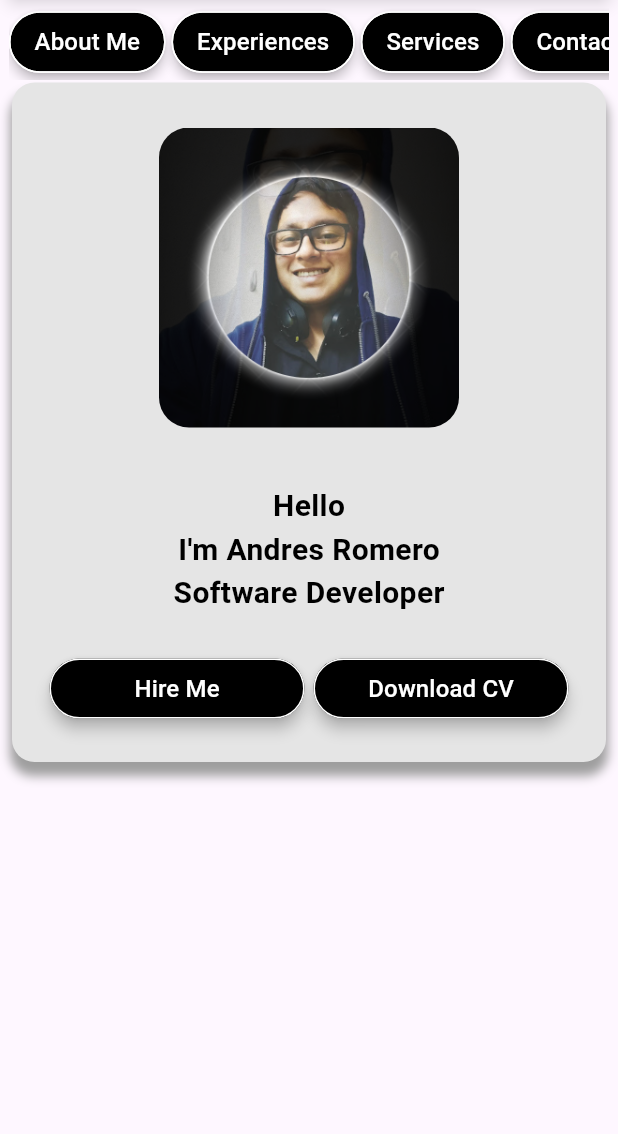
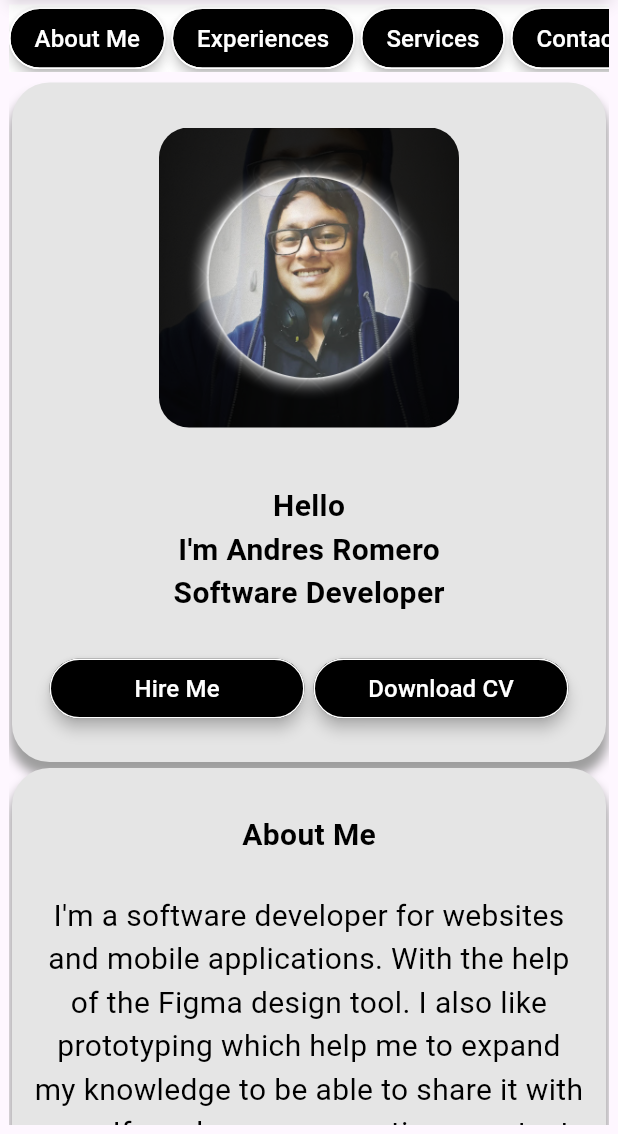
Before and after one commit to arromero4/arromero_flutter_portfolio, a Flutter app: the screen it shows after launch, after a tap on "Hire Me", on a phone screen of 412 x 824 dp, the part 102-1236 px from its top. Run offline on Flutter 3.47's test engine with Material 3 defaults, Android fonts, the light colour scheme and no system bars.

Commit message:
Added: work experience widget Refactor: home_page, about_me, component_list, intro widgets

```diff
--- a/lib/pages/home_page.dart
+++ b/lib/pages/home_page.dart
@@ -58,6 +58,6 @@ class HomePage extends StatefulWidget {
 class _HomePageState extends State<HomePage> {
   @override
   Widget build(BuildContext context) {
-    return ComponentList();
+    return const ComponentList();
   }
 }
--- a/lib/widgets/component_list.dart
+++ b/lib/widgets/component_list.dart
@@ -2,25 +2,33 @@ import 'package:flutter/material.dart';
 import 'package:flutter_portfolio/widgets/about_me.dart';
 import 'package:flutter_portfolio/widgets/intro.dart';
 import 'package:flutter_portfolio/widgets/tags.dart';
+import 'package:flutter_portfolio/widgets/work_experience.dart';
 
 class ComponentList extends StatelessWidget {
-  ComponentList({super.key});
-
-  final List<Widget> widgets = [
-    const SizedBox(
-      height: 50,
-      child: MyTagsMenu(),
-    ),
-    const IntroWidget(),
-  ];
+  const ComponentList({super.key});
 
   @override
   Widget build(BuildContext context) {
-    return ListView.builder(
-      itemBuilder: (context, index) {
-        return widgets[index];
-      },
-      itemCount: widgets.length,
+    return Stack(
+      children: <Widget>[
+        Padding(
+          padding: const EdgeInsets.only(top: 50),
+          child: ListView(
+            children: const [
+              IntroWidget(),
+              AboutMeWidget(),
+              WorkExperience(),
+            ],
+          ),
+        ),
+        Positioned(
+          child: Container(
+            height: 45,
+            color: Colors.white,
+            child: const MyTagsMenu(),
+          ),
+        )
+      ],
     );
   }
 }
--- a/lib/widgets/intro.dart
+++ b/lib/widgets/intro.dart
@@ -8,18 +8,13 @@ class IntroWidget extends StatefulWidget {
 }
 
 class _IntroWidgetState extends State<IntroWidget> {
-  List<String> introButtons = [
-    'Hire Me',
-    'Download CV',
-  ];
-
   @override
   Widget build(BuildContext context) {
     return Container(
       margin: const EdgeInsets.all(2),
       decoration: BoxDecoration(
         color: const Color.fromRGBO(229, 229, 229, 1),
-        borderRadius: BorderRadius.circular(15),
+        borderRadius: BorderRadius.circular(25),
         boxShadow: const [
           BoxShadow(
             color: Colors.grey,
--- /dev/null
+++ b/lib/widgets/work_experience.dart
@@ -0,0 +1,102 @@
+import 'package:flutter/material.dart';
+
+class WorkExperience extends StatefulWidget {
+  const WorkExperience({super.key});
+
+  @override
+  State<WorkExperience> createState() => _WorkExperienceState();
+}
+
+class _WorkExperienceState extends State<WorkExperience> {
+  @override
+  Widget build(BuildContext context) {
+    return Container(
+      margin: const EdgeInsets.all(2),
+      decoration: BoxDecoration(
+        color: const Color.fromRGBO(229, 229, 229, 1),
+        borderRadius: BorderRadius.circular(25),
+        boxShadow: const [
+          BoxShadow(
+            color: Colors.grey,
+            spreadRadius: 1,
+            blurRadius: 5,
+            offset: Offset(0, 8),
+          ),
+        ],
+      ),
+      child: Column(
+        children: [
+          _buildTitle('Work Experience'),
+          const SizedBox(height: 8),
+          _buildItemExperience(
+              'Software Developer',
+              'Freelancer',
+              'Jan 2024 - Current',
+              'I am a highly motivated developer with a background in Data Structures and Algorithms, Flutter and React. My journey in programming started in 2021, and since then, I have been constantly improving my skills through self-directed learning. As a freelance developer specializing in the aforementioned technologies, I have been actively involved in the field since 2023, leveraging these powerful technologies to create applications. In addition to sharing my learning on social networks to bring knowledge to the community.'),
+          const SizedBox(height: 20),
+          _buildItemExperience(
+              'Construction and Maintenance Engineer Staff',
+              'Uninet S.A. de C.V.',
+              'May 2016 - Current',
+              'Create technical documentation, procedures and reports using my programming skills to deliver contractor invoices on time. Reduced time from 7 days to 1 day. Responsible for technical support and operation of Telmex branches providing internal services in CDMX, State of Mexico and Guerrero (+190 branches). Execute maintenance windows and interventions in coordination with contractors (2 to 4 people per activity). Effective communication with internal and external contractors. Preventive reviews of IT infrastructure to ensure service availability.'),
+        ],
+      ),
+    );
+  }
+}
+
+Widget _buildTitle(String text) {
+  return Padding(
+    padding: const EdgeInsets.fromLTRB(10, 30, 10, 10),
+    child: Text(
+      text,
+      style: const TextStyle(
+        fontSize: 20,
+        color: Colors.black,
+        fontWeight: FontWeight.bold,
+      ),
+    ),
+  );
+}
+
+Widget _buildItemExperience(
+    String title, String company, String date, String description) {
+  return Padding(
+    padding: const EdgeInsets.all(20.0),
+    child: RichText(
+      text: TextSpan(
+        children: <TextSpan>[
+          TextSpan(
+            text: '$title\n',
+            style: const TextStyle(
+              fontWeight: FontWeight.bold,
+              fontSize: 20,
+              color: Colors.black,
+            ),
+          ),
+          TextSpan(
+            text: '$company\n',
+            style: const TextStyle(
+              fontSize: 18,
+              color: Colors.black,
+            ),
+          ),
+          TextSpan(
+            text: '$date\n',
+            style: const TextStyle(
+              fontSize: 18,
+              color: Colors.grey,
+            ),
+          ),
+          TextSpan(
+            text: description,
+            style: const TextStyle(
+              fontSize: 18,
+              color: Colors.black,
+            ),
+          ),
+        ],
+      ),
+    ),
+  );
+}
```
Also changed, not shown: lib/widgets/about_me.dart (+25 -127 lines).
